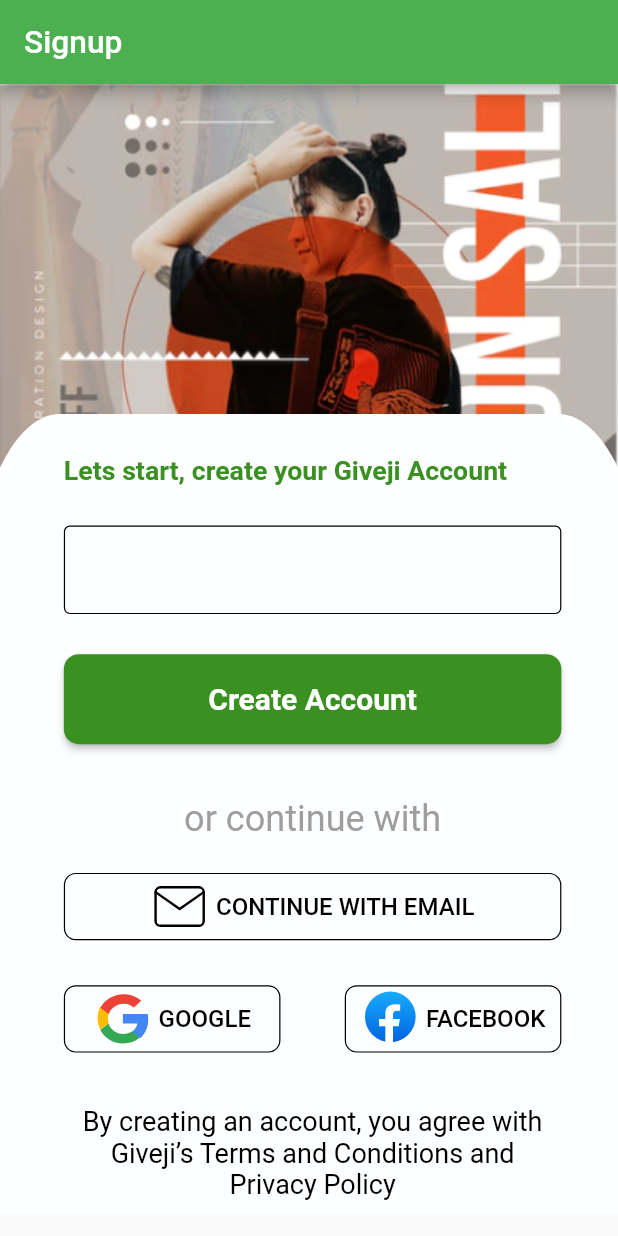
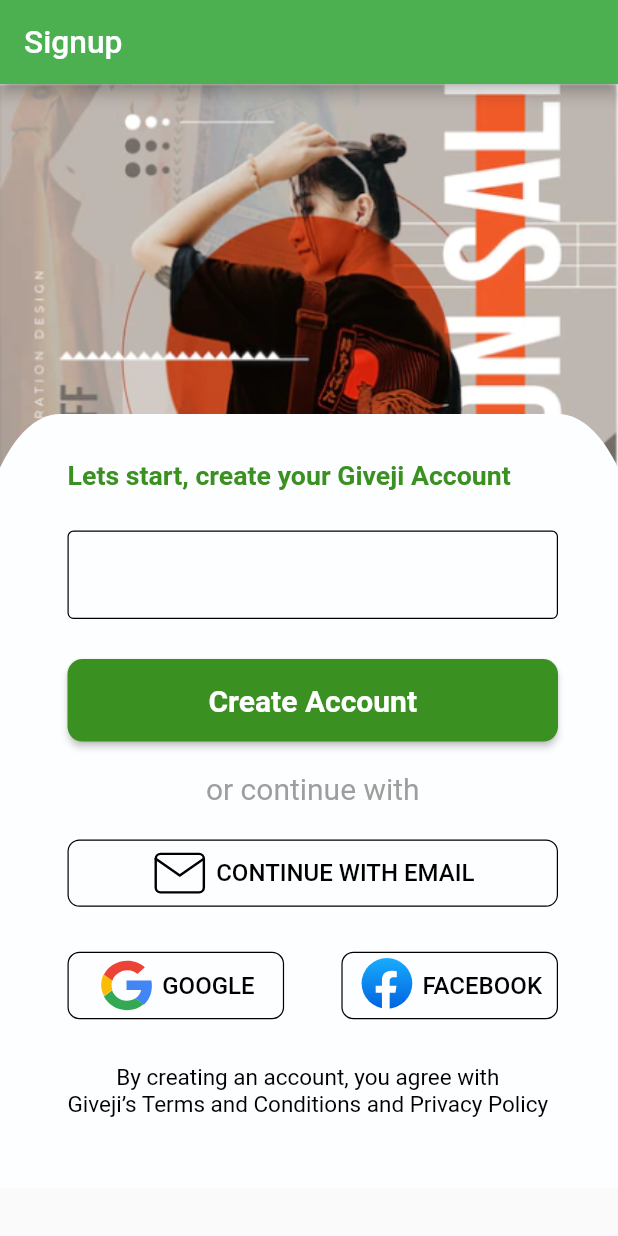
Before and after one commit to LET-BE-X/Givegi, a Flutter app: the screen it shows after launch, on a phone screen of 412 x 824 dp. Run offline on Flutter 3.47's test engine with Material 2 defaults, Android fonts, the phone set to English and light mode, and no system bars; our stand-ins replace carousel_slider, curved_navigation_bar, flutter_screenutil, flutter_svg, gap, get and 1 more.

Commit message:
did some changes

```diff
--- a/lib/view/authScreen/screens/signup_page.dart
+++ b/lib/view/authScreen/screens/signup_page.dart
@@ -50,16 +50,16 @@ class _SignupScreenState extends State<SignupScreen> {
               ontap: () {
                 Get.to(() => Home());
               },
-              height: max(30.w, 60),
+              height: 55,
               width: double.infinity,
               text: 'Create Account',
             ),
-            40.h.heightBox,
+            20.heightBox,
             Center(
               child: customText(
                 color: Colors.grey,
                 myText: 'or continue with',
-                size: 25.w,
+                size: 20,
               ),
             ),
             25.h.heightBox,
@@ -84,16 +84,16 @@ class _SignupScreenState extends State<SignupScreen> {
                 )
               ],
             ),
-            40.h.heightBox,
+            30.heightBox,
             customText(
               color: Colors.black,
               myText:
                   'By creating an account, you agree with\nGiveji’s Terms and Conditions and Privacy Policy',
-              size: 18,
+              size: 15,
               align: TextAlign.center,
             )
           ],
-        ).marginOnly(left: 65.w, right: 60.w, top: 30.h),
+        ).marginOnly(left: 65, right: 60, top: 30),
       )),
     );
   }
--- a/lib/view/authScreen/widgets/custom_stack.dart
+++ b/lib/view/authScreen/widgets/custom_stack.dart
@@ -1,7 +1,7 @@
 import 'package:ecommercegiveji/utils/color_constant.dart';
 import 'package:ecommercegiveji/utils/image_const.dart';
 import 'package:flutter/material.dart';
-import 'package:flutter_screenutil/flutter_screenutil.dart';
+
 
 Widget myStack({Widget? child}) {
   return Stack(
@@ -17,7 +17,7 @@ Widget myStack({Widget? child}) {
           right: -20,
           left: -20,
           child: Container(
-            height: 600.h,
+            height: 516,
             width: double.infinity,
             decoration: BoxDecoration(
               color: kWhiteColor,
```
Also changed, not shown: lib/view/authScreen/screens/forgot_pass.dart (added, +28 -0 lines).
